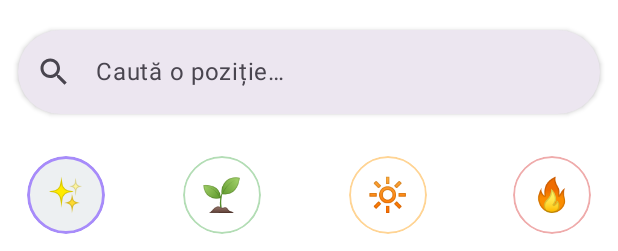
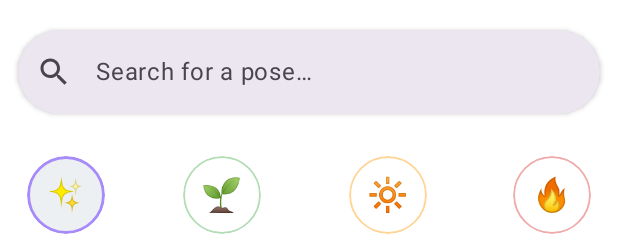
Before and after one commit to DutuMaria/ZenPose, an Android app built with Jetpack Compose: the @Preview function YogaPoseCardPreview, on a phone screen of 412 x 824 dp. Shown: the top 251 px of the screen. Run offline under Robolectric (Android 15) with nearby library versions, the phone set to English and light mode, and no system bars.

Commit message:
Add string resources for en and ro

```diff
--- a/app/src/main/java/com/example/zenpose/MainActivity.kt
+++ b/app/src/main/java/com/example/zenpose/MainActivity.kt
@@ -55,6 +55,7 @@ import androidx.compose.ui.input.pointer.pointerInput
 import androidx.compose.ui.layout.ContentScale
 import androidx.compose.ui.platform.LocalFocusManager
 import androidx.compose.ui.res.painterResource
+import androidx.compose.ui.res.stringResource
 import androidx.compose.ui.semantics.Role
 import androidx.compose.ui.text.font.FontWeight
 import androidx.compose.ui.text.style.TextOverflow
@@ -98,7 +99,7 @@ fun ZenPoseAppBar(isLightTheme: Boolean, onThemeToggle: () -> Unit) {
     TopAppBar(
         title = {
             Text(
-                "30 Days Of Yoga Poses",
+                text = stringResource(R.string.app_title),
                 style = MaterialTheme.typography.titleLarge.copy(fontWeight = FontWeight.Bold),
                 color = MaterialTheme.colorScheme.onPrimary
             )
@@ -107,7 +108,7 @@ fun ZenPoseAppBar(isLightTheme: Boolean, onThemeToggle: () -> Unit) {
             IconButton(onClick = onThemeToggle) {
                 Icon(
                     imageVector = if (isLightTheme) Icons.Filled.DarkMode else Icons.Filled.LightMode,
-                    contentDescription = "Toggle theme",
+                    contentDescription = stringResource(R.string.cd_toggle_theme),
                     tint = MaterialTheme.colorScheme.onPrimary
                 )
             }
@@ -174,7 +175,6 @@ fun ZenSearchBar(
     query: String,
     onQueryChange: (String) -> Unit,
     modifier: Modifier,
-    placeholder: String = "Caută o poziție…",
 ) {
     Surface(
         shape = RoundedCornerShape(28.dp),
@@ -188,12 +188,20 @@ fun ZenSearchBar(
             value = query,
             onValueChange = onQueryChange,
             singleLine = true,
-            placeholder = { Text(placeholder) },
-            leadingIcon = { Icon(Icons.Filled.Search, contentDescription = null) },
+            placeholder = { Text(stringResource(R.string.search_placeholder)) },
+            leadingIcon = {
+                Icon(
+                    imageVector = Icons.Filled.Search,
+                    contentDescription = stringResource(R.string.cd_search)
+                )
+            },
             trailingIcon = {
                 if (query.isNotEmpty()) {
                     IconButton(onClick = { onQueryChange("") }) {
-                        Icon(Icons.Filled.Close, contentDescription = "Clear")
+                        Icon(
+                            imageVector = Icons.Filled.Close,
+                            contentDescription = stringResource(R.string.cd_clear_search)
+                        )
                     }
                 }
             },
@@ -226,10 +234,10 @@ fun DifficultyFilterCircles(
     )
 
     val items = listOf(
-        Item(DifficultyLevel.AllLevels, "✨", "All levels", Color(0xFF90A4AE)),
-        Item(DifficultyLevel.Beginner, "🌱", "Beginner", Color(0xFF81C784)),
-        Item(DifficultyLevel.Intermediate, "🔆", "Intermediate", Color(0xFFFFB74D)),
-        Item(DifficultyLevel.Advanced, "🔥", "Advanced", Color(0xFFE57373))
+        Item(DifficultyLevel.AllLevels, "✨", stringResource(R.string.all_levels), Color(0xFF90A4AE)),
+        Item(DifficultyLevel.Beginner, "🌱", stringResource(R.string.beginner), Color(0xFF81C784)),
+        Item(DifficultyLevel.Intermediate, "🔆", stringResource(R.string.intermediate), Color(0xFFFFB74D)),
+        Item(DifficultyLevel.Advanced, "🔥", stringResource(R.string.advanced), Color(0xFFE57373))
     )
 
     Row(
@@ -290,7 +298,6 @@ fun YogaPoseCard(pose: YogaPose, modifier: Modifier) {
             .height(125.dp)
     ) {
         Row(
-//            modifier = Modifier.height(IntrinsicSize.Min), // Înălțimea rândului va fi dictată de cel mai mare element (imaginea)
             verticalAlignment = Alignment.CenterVertically
         ) {
             Column(
@@ -299,7 +306,7 @@ fun YogaPoseCard(pose: YogaPose, modifier: Modifier) {
                     .padding(16.dp)
             ) {
                 Text(
-                    "Day ${pose.day}: ${pose.name}",
+                    text = stringResource(R.string.day_prefix, pose.day, pose.name),
                     style = MaterialTheme.typography.titleMedium
                 )
                 Spacer(modifier = Modifier.height(8.dp))
@@ -314,7 +321,7 @@ fun YogaPoseCard(pose: YogaPose, modifier: Modifier) {
 
             Image(
                 painter = painterResource(id = pose.imageResId),
-                contentDescription = pose.name,
+                contentDescription = stringResource(R.string.cd_pose_image, pose.name),
                 modifier = Modifier
                     .weight(1f)
                     .fillMaxHeight()
@@ -327,14 +334,12 @@ fun YogaPoseCard(pose: YogaPose, modifier: Modifier) {
 
 @Composable
 fun DifficultyIcon(level: DifficultyLevel) {
-    val (icon, color) = when (level) {
-        DifficultyLevel.Beginner -> "🌱" to Color(0xFF81C784)
-        DifficultyLevel.Intermediate -> "🔆" to Color(0xFFFFB74D)
-        DifficultyLevel.Advanced -> "🔥" to Color(0xFFE57373)
-        DifficultyLevel.AllLevels -> "✨" to Color(0xFF90A4AE)
+    val (icon, color, label) = when (level) {
+        DifficultyLevel.Beginner     -> Triple("🌱", Color(0xFF81C784), stringResource(R.string.beginner))
+        DifficultyLevel.Intermediate -> Triple("🔆", Color(0xFFFFB74D), stringResource(R.string.intermediate))
+        DifficultyLevel.Advanced     -> Triple("🔥", Color(0xFFE57373), stringResource(R.string.advanced))
+        DifficultyLevel.AllLevels    -> Triple("✨", Color(0xFF90A4AE), stringResource(R.string.all_levels))
     }
-
-    val label = if (level == DifficultyLevel.AllLevels) "All levels" else level.name
 
     Text(
         text = "$icon $label",
--- a/app/src/main/res/values/strings.xml
+++ b/app/src/main/res/values/strings.xml
@@ -1,3 +1,23 @@
 <resources>
-    <string name="app_name">ZenPose</string>
+    <string name="app_name">Zen Pose</string>
+    <string name="app_title">30 Days Of Yoga Poses</string>
+
+    <!-- Search -->
+    <string name="search_placeholder">Search for a pose…</string>
+    <string name="cd_search">Search</string>
+    <string name="cd_clear_search">Clear search</string>
+
+    <!-- Difficulty -->
+    <string name="all_levels">All levels</string>
+    <string name="beginner">Beginner</string>
+    <string name="intermediate">Intermediate</string>
+    <string name="advanced">Advanced</string>
+    <string name="cd_filter_level">Filter: %1$s</string>
+
+    <!-- Theme toggle -->
+    <string name="cd_toggle_theme">Toggle theme</string>
+
+    <!-- Cards -->
+    <string name="day_prefix">Day %1$d: %2$s</string>
+    <string name="cd_pose_image">Image of %1$s</string>
 </resources>
```
Also changed, not shown: 1 other file.
